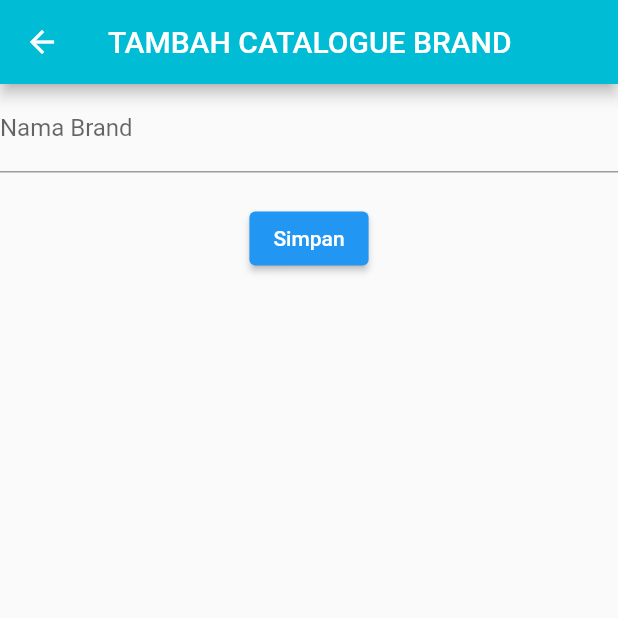
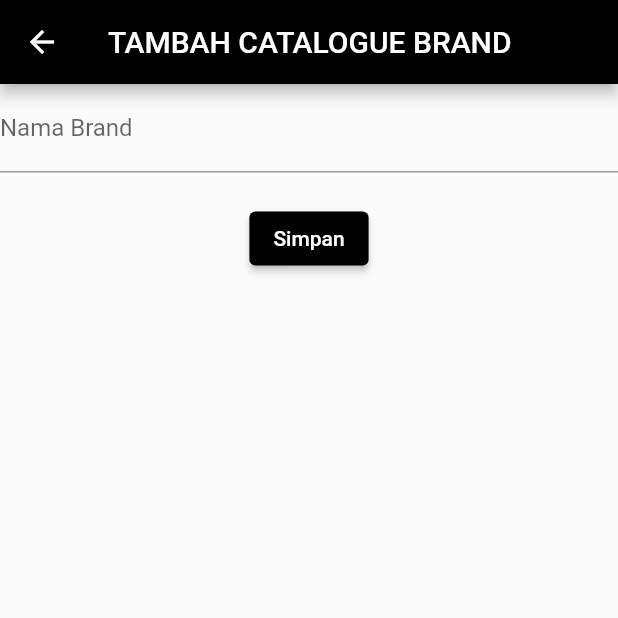
Before and after one commit to Yuruna01/listbook_project, a Flutter app: the AddCatalogue screen opened directly, on a phone screen of 412 x 824 dp, the top half of it. Run offline on Flutter 3.47's test engine with Material 2 defaults, Android fonts, the phone set to English and light mode, and no system bars.

Commit message:
ubah warna tampilan

```diff
--- a/lib/main.dart
+++ b/lib/main.dart
@@ -1,5 +1,5 @@
 import 'package:flutter/material.dart';
-import 'ui/beranda.dart';
+import 'ui/login.dart';
 
 void main() {
   runApp(const MyApp());
@@ -13,7 +13,7 @@ class MyApp extends StatelessWidget {
     return const MaterialApp(
       debugShowCheckedModeBanner: false,
       title: 'Listbook',
-      home: Beranda(),
+      home: Login(),
     );
   }
 }
--- a/lib/ui/addCatalogue.dart
+++ b/lib/ui/addCatalogue.dart
@@ -12,9 +12,9 @@ class _AddCatalogueState extends State<AddCatalogue> {
   Widget build(BuildContext context) {
     return Scaffold(
       appBar: AppBar(
-        backgroundColor: Colors.cyan,
-        centerTitle: true,
-        title: Text("Tambah Catalogue Brand".toUpperCase())),
+          backgroundColor: Colors.black,
+          centerTitle: true,
+          title: Text("Tambah Catalogue Brand".toUpperCase())),
       body: SingleChildScrollView(
         child: Form(
           key: _formKey,
@@ -23,7 +23,13 @@ class _AddCatalogueState extends State<AddCatalogue> {
               TextField(
                   decoration: const InputDecoration(labelText: "Nama Brand")),
               SizedBox(height: 20),
-              ElevatedButton(onPressed: () {}, child: const Text("Simpan"))
+              ElevatedButton(
+                onPressed: () {},
+                child: const Text("Simpan"),
+                style: ButtonStyle(
+                    backgroundColor:
+                        MaterialStateProperty.all<Color>(Colors.black)),
+              )
             ],
           ),
         ),
--- a/lib/ui/catalogue.dart
+++ b/lib/ui/catalogue.dart
@@ -10,7 +10,7 @@ class Catalogue extends StatelessWidget {
     return Scaffold(
       drawer: Sidebar(),
       appBar: AppBar(
-        backgroundColor: Colors.cyan,
+        backgroundColor: Colors.black,
         centerTitle: true,
         title: Text("Katalog".toUpperCase()),
         actions: [
```
Also changed, not shown: lib/ui/about.dart (+6 -6 lines), lib/ui/history.dart (+9 -8 lines), lib/ui/login.dart (+10 -1 lines), lib/widget/sidebar.dart (+3 -5 lines).
